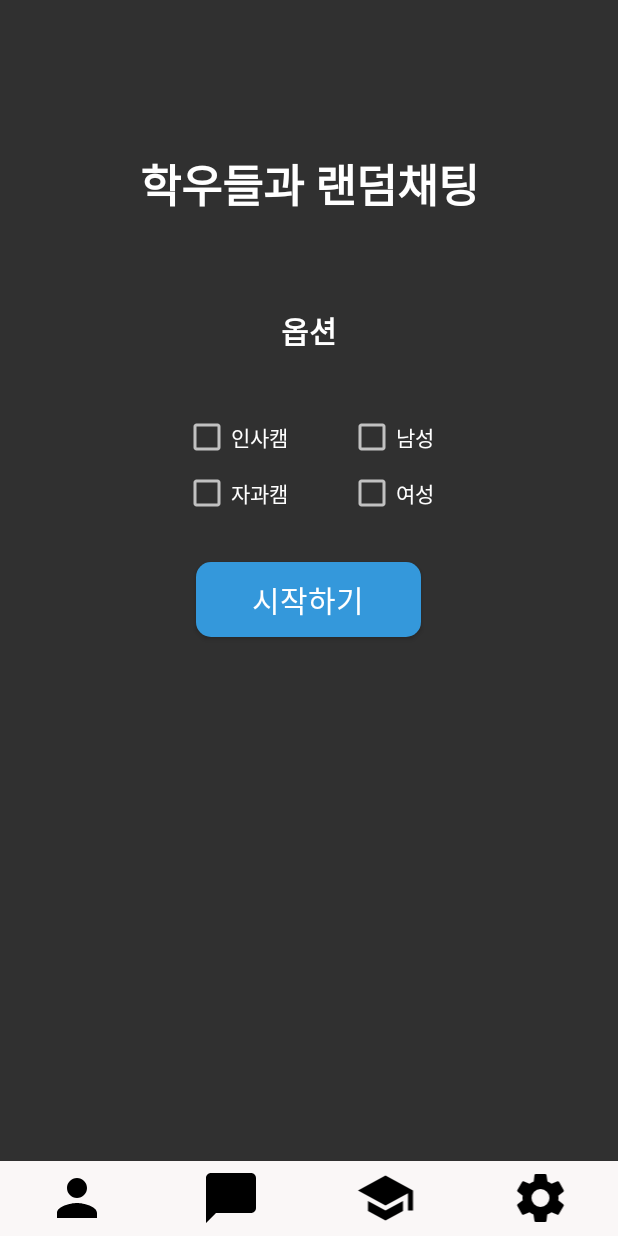
After one commit to rotmdwo/ChattingApp, an Android app: the layout activity_random_chat.xml on its own in the app's theme, with its tools: preview values and no code run, on a phone screen of 412 x 824 dp. The commit adds this screen. Run offline under Robolectric (Android 15) with nearby library versions, the phone set to English and light mode, and no system bars.

Commit message:
랜덤채팅 액티비티 수정: xml파일 이름 짧아짐, java파일 이름 짧아짐 추가: 하단바 기능

```diff
--- /dev/null
+++ b/app/src/main/res/layout/activity_random_chat.xml
@@ -0,0 +1,132 @@
+<?xml version="1.0" encoding="utf-8"?>
+<RelativeLayout xmlns:android="http://schemas.android.com/apk/res/android"
+    android:layout_width="match_parent"
+    android:layout_height="match_parent"
+    xmlns:app="http://schemas.android.com/apk/res-auto"
+    android:orientation="vertical">
+
+    <LinearLayout
+        android:layout_width="match_parent"
+        android:layout_height="match_parent"
+        android:orientation="vertical">
+
+        <TextView
+            android:layout_width="match_parent"
+            android:layout_height="wrap_content"
+            android:layout_marginTop="100dp"
+            android:text="학우들과 랜덤채팅"
+            android:textAlignment="center"
+            android:textColor="#FFFFFF"
+            android:textSize="30sp"
+            android:textStyle="bold" />
+
+        <TextView
+            android:layout_width="match_parent"
+            android:layout_height="wrap_content"
+            android:layout_marginTop="60dp"
+            android:text="옵션"
+            android:textAlignment="center"
+            android:textColor="#FFFFFF"
+            android:textSize="20sp"
+            android:textStyle="bold" />
+
+        <LinearLayout
+            android:layout_width="wrap_content"
+            android:layout_height="wrap_content"
+            android:layout_gravity="center"
+            android:layout_marginTop="40dp"
+            android:orientation="horizontal">
+
+            <CheckBox
+                android:id="@+id/campus1"
+                android:layout_width="wrap_content"
+                android:layout_height="wrap_content"
+                android:text="인사캠" />
+
+            <CheckBox
+                android:id="@+id/male1"
+                android:layout_width="wrap_content"
+                android:layout_height="wrap_content"
+                android:layout_marginLeft="40dp"
+                android:text="남성" />
+        </LinearLayout>
+
+        <LinearLayout
+            android:layout_width="wrap_content"
+            android:layout_height="wrap_content"
+            android:layout_gravity="center"
+            android:layout_marginTop="5dp"
+            android:orientation="horizontal">
+
+            <CheckBox
+                android:id="@+id/campus2"
+                android:layout_width="wrap_content"
+                android:layout_height="wrap_content"
+                android:text="자과캠" />
+
+            <CheckBox
+                android:id="@+id/male2"
+                android:layout_width="wrap_content"
+                android:layout_height="wrap_content"
+                android:layout_marginLeft="40dp"
+                android:text="여성" />
+
+        </LinearLayout>
+
+        <Button
+            android:id="@+id/start_btn"
+            android:layout_width="150dp"
+            android:layout_height="wrap_content"
+            android:layout_gravity="center"
+            android:layout_marginTop="30dp"
+            android:background="@drawable/radius"
+            android:padding="10dp"
+            android:text="시작하기"
+            android:textColor="#FFFFFF"
+            android:textSize="20sp" />
+    </LinearLayout>
+
+    <LinearLayout
+        android:id="@+id/bottomBar"
+        android:layout_width="match_parent"
+        android:layout_height="50dp"
+        android:layout_alignParentBottom="true"
+        android:background="#FAF7F7"
+        android:gravity="center"
+        android:orientation="horizontal">
+
+        <ImageView
+            android:id="@+id/person"
+            android:layout_width="40dp"
+            android:layout_height="40dp"
+            android:layout_weight="1"
+            android:scaleType="fitCenter"
+            app:srcCompat="@drawable/ic_person_black_24dp" />
+
+        <ImageView
+            android:id="@+id/chatRoom"
+            android:layout_width="40dp"
+            android:layout_height="40dp"
+            android:layout_weight="1"
+            android:scaleType="fitCenter"
+            app:srcCompat="@drawable/ic_chat_bubble_black_24dp" />
+
+        <ImageView
+            android:id="@+id/randomChat"
+            android:layout_width="40dp"
+            android:layout_height="40dp"
+            android:layout_weight="1"
+            android:scaleType="fitCenter"
+            app:srcCompat="@drawable/ic_school_black_24dp" />
+
+        <ImageView
+            android:id="@+id/setting"
+            android:layout_width="40dp"
+            android:layout_height="40dp"
+            android:layout_weight="1"
+            android:scaleType="fitCenter"
+            app:srcCompat="@drawable/ic_settings_black_24dp" />
+
+    </LinearLayout>
+
+</RelativeLayout>
```
Also changed, not shown: app/src/main/java/org/techtown/chatting/RandomChatActivity.java (renamed from app/src/main/java/org/techtown/chatting/RandomChattingWaitingRoom.java, +45 -2 lines), app/src/main/res/layout/activity_random_chatting_waiting_room.xml (deleted, +0 -77 lines).
